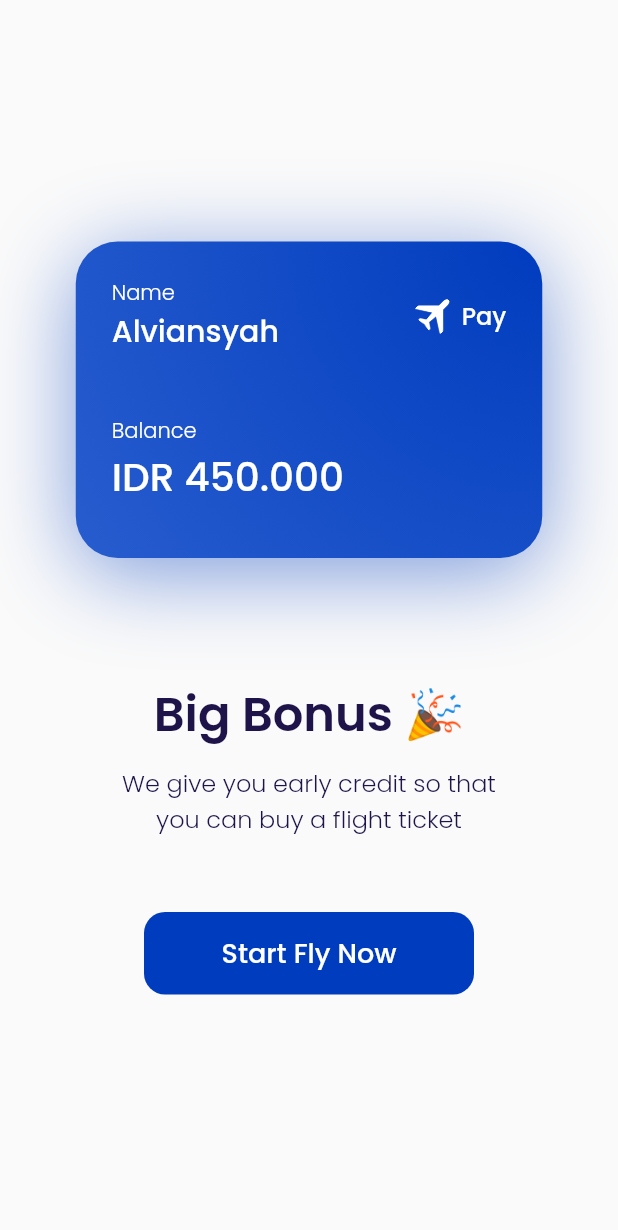
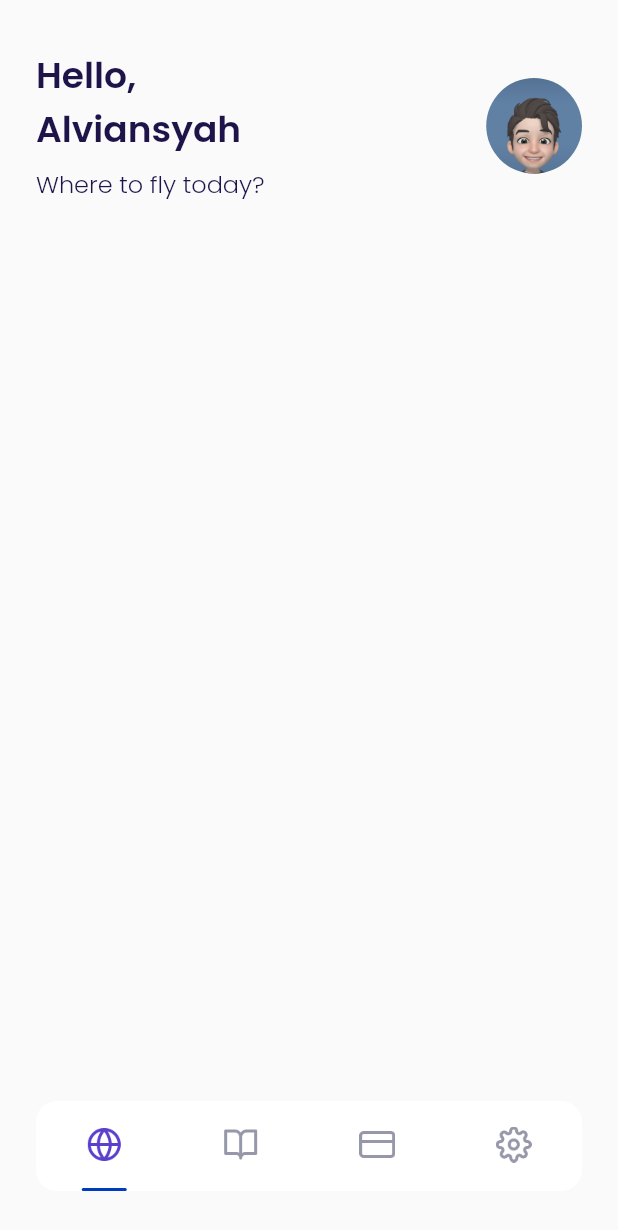
Before and after one commit to alviansyh/flynow, a Flutter app: the BonusPage screen opened by its route, after a tap on "Start Fly Now", on a phone screen of 412 x 824 dp. Shown: the top 1230 px of the screen. Run offline on Flutter 3.47's test engine with Material 2 defaults, Android fonts, the phone set to English and light mode, and no system bars; our stand-ins replace google_fonts.

Commit message:
prepare slicing home page

```diff
--- a/lib/main.dart
+++ b/lib/main.dart
@@ -1,5 +1,6 @@
 import 'package:flutter/material.dart';
 import 'package:flynow/ui/pages/get_started_page.dart';
+import 'package:flynow/ui/pages/main_page.dart';
 import 'package:flynow/ui/pages/sign_up_page.dart';
 import 'package:flynow/ui/pages/splash_page.dart';
 import 'package:flynow/ui/pages/bonus_page.dart';
@@ -21,6 +22,7 @@ class MyApp extends StatelessWidget {
         '/get-started': (BuildContext context) => const GetStartedPage(),
         '/sign-up': (BuildContext context) => const SignUpPage(),
         '/bonus': (BuildContext context) => const BonusPage(),
+        '/main': (BuildContext context) => const MainPage(),
       },
     );
   }
--- a/lib/shared/theme.dart
+++ b/lib/shared/theme.dart
@@ -15,6 +15,7 @@ Color kRedColor = const Color(0xffF65454);
 Color kBackgroundColor = const Color(0xffFAFAFA);
 Color kInactiveColor = const Color(0xffCDD2FF);
 Color kUnavailableColor = const Color(0xffEBECF1);
+Color kTransparentColor = Colors.transparent;
 
 TextStyle blackTextStyle = GoogleFonts.poppins(
   color: kBlackColor,
--- a/lib/ui/pages/bonus_page.dart
+++ b/lib/ui/pages/bonus_page.dart
@@ -1,6 +1,7 @@
 import 'dart:math' as math;
 import 'package:flutter/material.dart';
 import 'package:flynow/shared/theme.dart';
+import 'package:flynow/ui/widgets/custom_button.dart';
 
 class BonusPage extends StatelessWidget {
   const BonusPage({Key? key}) : super(key: key);
@@ -126,28 +127,13 @@ class BonusPage extends StatelessWidget {
     }
 
     Widget submitButton() {
-      return Container(
-        width: 220,
-        height: 55,
+      return CustomButton(
+        title: 'Start Fly Now',
+        width: MediaQuery.of(context).size.width * 0.60,
         margin: const EdgeInsets.only(top: 50),
-        child: TextButton(
-          onPressed: () {},
-          style: TextButton.styleFrom(
-            backgroundColor: kPrimaryColor,
-            shape: RoundedRectangleBorder(
-              borderRadius: BorderRadius.circular(
-                defaultRadius,
-              ),
-            ),
-          ),
-          child: Text(
-            'Start Fly Now',
-            style: whiteTextStyle.copyWith(
-              fontSize: 18,
-              fontWeight: medium,
-            ),
-          ),
-        ),
+        onPressed: () {
+          Navigator.pushNamed(context, '/main');
+        },
       );
     }
 
--- /dev/null
+++ b/lib/ui/pages/home_page.dart
@@ -0,0 +1,65 @@
+import 'package:flutter/material.dart';
+import 'package:flynow/shared/theme.dart';
+
+class HomePage extends StatelessWidget {
+  const HomePage({Key? key}) : super(key: key);
+
+  @override
+  Widget build(BuildContext context) {
+    Widget header() {
+      return Container(
+        margin: EdgeInsets.only(
+          right: defaultMargin,
+          left: defaultMargin,
+          top: 20,
+        ),
+        child: Row(
+          mainAxisAlignment: MainAxisAlignment.spaceBetween,
+          children: [
+            Column(
+              crossAxisAlignment: CrossAxisAlignment.start,
+              children: [
+                Text(
+                  'Hello, \nAlviansyah',
+                  style: blackTextStyle.copyWith(
+                    fontSize: 24,
+                    fontWeight: semiBold,
+                  ),
+                  overflow: TextOverflow.ellipsis,
+                ),
+                const SizedBox(
+                  height: 6,
+                ),
+                Text(
+                  'Where to fly today?',
+                  style: blackTextStyle.copyWith(
+                    fontSize: 16,
+                    fontWeight: light,
+                  ),
+                ),
+              ],
+            ),
+            Container(
+              width: MediaQuery.of(context).size.width * 0.155,
+              height: MediaQuery.of(context).size.height * 0.155,
+              decoration: const BoxDecoration(
+                shape: BoxShape.circle,
+                image: DecorationImage(
+                  image: AssetImage(
+                    'assets/image_profile.jpeg',
+                  ),
+                ),
+              ),
+            ),
+          ],
+        ),
+      );
+    }
+
+    return ListView(
+      children: [
+        header(),
+      ],
+    );
+  }
+}
--- /dev/null
+++ b/lib/ui/pages/main_page.dart
@@ -0,0 +1,63 @@
+import 'package:flutter/material.dart';
+import 'package:flynow/shared/theme.dart';
+import 'package:flynow/ui/pages/home_page.dart';
+import 'package:flynow/ui/widgets/custom_bottom_navigation.dart';
+
+class MainPage extends StatelessWidget {
+  const MainPage({Key? key}) : super(key: key);
+
+  @override
+  Widget build(BuildContext context) {
+    Widget buildContent(){
+      return const HomePage();
+    }
+
+    Widget bottomNavigationBar() {
+      return Align(
+        alignment: Alignment.bottomCenter,
+        child: Container(
+          width: double.infinity,
+          height: 60,
+          margin: EdgeInsets.only(
+            bottom: 30,
+            right: defaultMargin,
+            left: defaultMargin,
+          ),
+          decoration: BoxDecoration(
+            color: kWhiteColor,
+            borderRadius: BorderRadius.circular(defaultRadius),
+          ),
+          child: Row(
+            mainAxisAlignment: MainAxisAlignment.spaceAround,
+            // ignore: prefer_const_literals_to_create_immutables
+            children: [
+              const CustomBottomNavigation(
+                imageUrl: 'assets/icon_home.png',
+                isSelected: true,
+              ),
+              const CustomBottomNavigation(
+                imageUrl: 'assets/icon_booking.png',
+              ),
+              const CustomBottomNavigation(
+                imageUrl: 'assets/icon_card.png',
+              ),
+              const CustomBottomNavigation(
+                imageUrl: 'assets/icon_settings.png',
+              ),
+            ],
+          ),
+        ),
+      );
+    }
+
+    return Scaffold(
+      backgroundColor: kBackgroundColor,
+      body: Stack(
+        children: [
+          buildContent(),
+          bottomNavigationBar(),
+        ],
+      ),
+    );
+  }
+}
--- /dev/null
+++ b/lib/ui/widgets/custom_bottom_navigation.dart
@@ -0,0 +1,42 @@
+import 'package:flutter/material.dart';
+import 'package:flynow/shared/theme.dart';
+
+class CustomBottomNavigation extends StatelessWidget {
+  final String imageUrl;
+  final bool isSelected;
+
+  const CustomBottomNavigation({
+    Key? key,
+    required this.imageUrl,
+    this.isSelected = false
+  }) : super(key: key);
+
+  @override
+  Widget build(BuildContext context) {
+    return Column(
+      mainAxisAlignment: MainAxisAlignment.spaceBetween,
+      children: [
+        const SizedBox(),
+        Container(
+          width: 24,
+          height: 24,
+          decoration: BoxDecoration(
+            image: DecorationImage(
+              image: AssetImage(
+                imageUrl,
+              ),
+            ),
+          ),
+        ),
+        Container(
+          width: 30,
+          height: 2,
+          decoration: BoxDecoration(
+            color: isSelected ? kPrimaryColor : kTransparentColor,
+            borderRadius: BorderRadius.circular(defaultRadius),
+          ),
+        )
+      ],
+    );
+  }
+}
--- /dev/null
+++ b/lib/ui/widgets/custom_button.dart
@@ -0,0 +1,42 @@
+import 'package:flutter/material.dart';
+import 'package:flynow/shared/theme.dart';
+
+class CustomButton extends StatelessWidget {
+  final String title;
+  final double width;
+  final Function() onPressed;
+  final EdgeInsets margin;
+
+  const CustomButton({
+    Key? key,
+    required this.title,
+    this.width = double.infinity,
+    required this.onPressed,
+    this.margin = EdgeInsets.zero,
+  }) : super(key: key);
+
+  @override
+  Widget build(BuildContext context) {
+    return Container(
+      height: MediaQuery.of(context).size.height * 0.075,
+      width: width,
+      margin: margin,
+      child: TextButton(
+        onPressed: onPressed,
+        style: TextButton.styleFrom(
+          backgroundColor: kPrimaryColor,
+          shape: RoundedRectangleBorder(
+            borderRadius: BorderRadius.circular(defaultRadius),
+          ),
+        ),
+        child: Text(
+          title,
+          style: whiteTextStyle.copyWith(
+            fontSize: 18,
+            fontWeight: medium,
+          ),
+        ),
+      ),
+    );
+  }
+}
```
Also changed, not shown: lib/ui/pages/get_started_page.dart (+7 -21 lines), lib/ui/pages/sign_up_page.dart (+12 -114 lines), lib/ui/widgets/custom_text_form_field.dart (added, +54 -0 lines), assets/icon_booking.png (added), assets/icon_card.png (added), assets/icon_home.png (added), assets/icon_settings.png (added).
